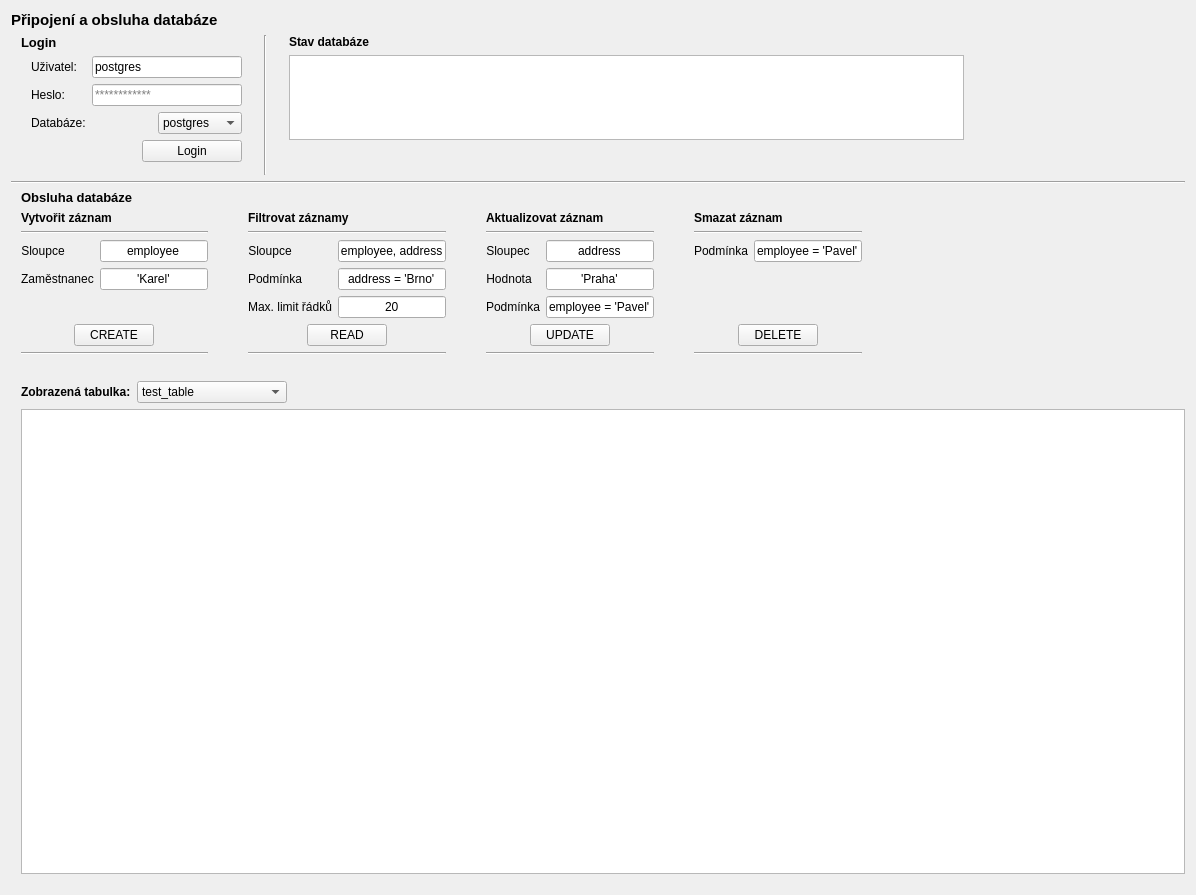
The window that UIs/DatabaseTab.ui (stejskald/Test-Station-QtDesktopApp) describes before a commit, drawn with Qt 5.
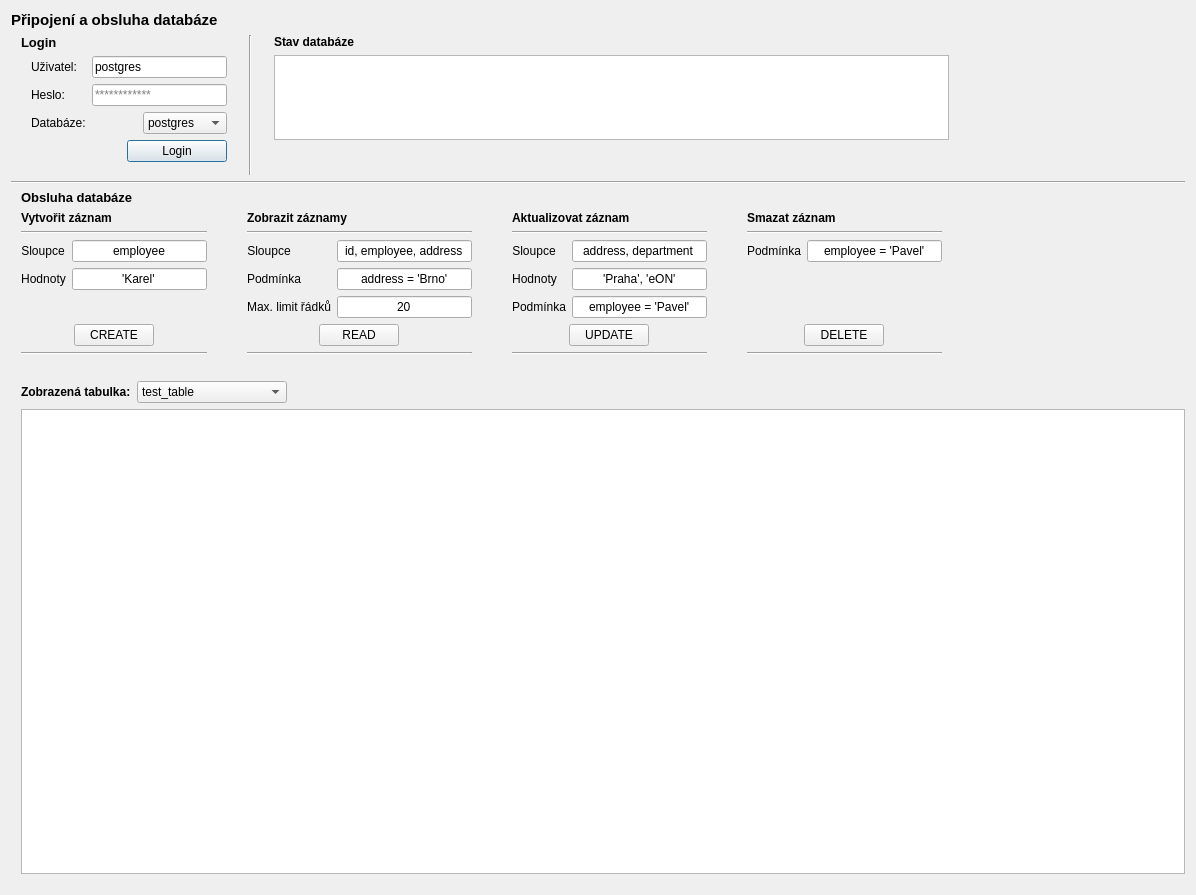
The same window after the commit.

Commit message: Implemented automatic QLineEdit width adjusting

The edit to the form file:
```diff
--- a/UIs/DatabaseTab.ui
+++ b/UIs/DatabaseTab.ui
@@ -99,7 +99,7 @@
            </property>
            <property name="minimumSize">
             <size>
-             <width>150</width>
+             <width>135</width>
              <height>0</height>
             </size>
            </property>
@@ -202,7 +202,7 @@
            </property>
            <property name="minimumSize">
             <size>
-             <width>150</width>
+             <width>135</width>
              <height>0</height>
             </size>
            </property>
@@ -240,7 +240,7 @@
            <property name="text">
             <string>Login</string>
            </property>
-           <property name="autoDefault">
+           <property name="default">
             <bool>true</bool>
            </property>
           </widget>
@@ -423,7 +423,7 @@
         </font>
        </property>
        <property name="text">
-        <string>Filtrovat záznamy</string>
+        <string>Zobrazit záznamy</string>
        </property>
       </widget>
      </item>
@@ -444,7 +444,7 @@
           </sizepolicy>
          </property>
          <property name="text">
-          <string>&lt;html&gt;&lt;head/&gt;&lt;body&gt;&lt;p align=&quot;center&quot;&gt;Sloupec&lt;/p&gt;&lt;/body&gt;&lt;/html&gt;</string>
+          <string>&lt;html&gt;&lt;head/&gt;&lt;body&gt;&lt;p align=&quot;center&quot;&gt;Sloupce&lt;/p&gt;&lt;/body&gt;&lt;/html&gt;</string>
          </property>
          <property name="buddy">
           <cstring>lineEditUpdateColumn</cstring>
@@ -459,6 +459,12 @@
            <verstretch>0</verstretch>
           </sizepolicy>
          </property>
+         <property name="minimumSize">
+          <size>
+           <width>135</width>
+           <height>0</height>
+          </size>
+         </property>
          <property name="maximumSize">
           <size>
            <width>175</width>
@@ -466,11 +472,14 @@
           </size>
          </property>
          <property name="text">
-          <string>address</string>
+          <string>address, department</string>
          </property>
          <property name="alignment">
           <set>Qt::AlignCenter</set>
          </property>
+         <property name="placeholderText">
+          <string>sloupec1, sloupec2...</string>
+         </property>
         </widget>
        </item>
        <item row="2" column="0">
@@ -482,7 +491,7 @@
           </sizepolicy>
          </property>
          <property name="text">
-          <string>&lt;html&gt;&lt;head/&gt;&lt;body&gt;&lt;p align=&quot;center&quot;&gt;Hodnota&lt;/p&gt;&lt;/body&gt;&lt;/html&gt;</string>
+          <string>&lt;html&gt;&lt;head/&gt;&lt;body&gt;&lt;p align=&quot;center&quot;&gt;Hodnoty&lt;/p&gt;&lt;/body&gt;&lt;/html&gt;</string>
          </property>
          <property name="buddy">
           <cstring>lineEditUpdateValue</cstring>
@@ -497,6 +506,12 @@
            <verstretch>0</verstretch>
           </sizepolicy>
          </property>
+         <property name="minimumSize">
+          <size>
+           <width>135</width>
+           <height>0</height>
+          </size>
+         </property>
          <property name="maximumSize">
           <size>
            <width>175</width>
@@ -510,11 +525,14 @@
           <enum>Qt::RightToLeft</enum>
          </property>
          <property name="text">
-          <string>'Praha'</string>
+          <string>'Praha', 'eON'</string>
          </property>
          <property name="alignment">
           <set>Qt::AlignCenter</set>
          </property>
+         <property name="placeholderText">
+          <string>'hodnota1', 'hodnota2'...</string>
+         </property>
         </widget>
        </item>
        <item row="3" column="0">
@@ -541,6 +559,12 @@
            <verstretch>0</verstretch>
           </sizepolicy>
          </property>
+         <property name="minimumSize">
+          <size>
+           <width>135</width>
+           <height>0</height>
+          </size>
+         </property>
          <property name="maximumSize">
           <size>
            <width>175</width>
@@ -560,7 +584,7 @@
           <set>Qt::AlignCenter</set>
          </property>
          <property name="placeholderText">
-          <string>sloupec = hodnota</string>
+          <string>sloupec = 'hodnota'</string>
          </property>
         </widget>
        </item>
@@ -624,6 +648,12 @@
            <verstretch>0</verstretch>
           </sizepolicy>
          </property>
+         <property name="minimumSize">
+          <size>
+           <width>135</width>
+           <height>0</height>
+          </size>
+         </property>
          <property name="maximumSize">
           <size>
            <width>175</width>
@@ -643,7 +673,7 @@
           <set>Qt::AlignCenter</set>
          </property>
          <property name="placeholderText">
-          <string>sloupec = hodnota</string>
+          <string>sloupec = 'hodnota'</string>
          </property>
         </widget>
        </item>
@@ -673,13 +703,13 @@
          </property>
          <property name="minimumSize">
           <size>
-           <width>91</width>
+           <width>135</width>
            <height>0</height>
           </size>
          </property>
          <property name="maximumSize">
           <size>
-           <width>16777215</width>
+           <width>175</width>
            <height>16777215</height>
           </size>
          </property>
@@ -722,6 +752,12 @@
            <verstretch>0</verstretch>
           </sizepolicy>
          </property>
+         <property name="minimumSize">
+          <size>
+           <width>135</width>
+           <height>0</height>
+          </size>
+         </property>
          <property name="maximumSize">
           <size>
            <width>175</width>
@@ -738,7 +774,7 @@
           <set>Qt::AlignCenter</set>
          </property>
          <property name="placeholderText">
-          <string/>
+          <string>sloupec1, sloupec2...</string>
          </property>
         </widget>
        </item>
@@ -776,6 +812,12 @@
            <verstretch>0</verstretch>
           </sizepolicy>
          </property>
+         <property name="minimumSize">
+          <size>
+           <width>135</width>
+           <height>0</height>
+          </size>
+         </property>
          <property name="maximumSize">
           <size>
            <width>175</width>
@@ -792,7 +834,7 @@
           <set>Qt::AlignCenter</set>
          </property>
          <property name="placeholderText">
-          <string>sloupec = hodnota</string>
+          <string>sloupec = 'hodnota'</string>
          </property>
         </widget>
        </item>
@@ -832,7 +874,7 @@
           <string>hard-coded</string>
          </property>
          <property name="text">
-          <string>&lt;html&gt;&lt;head/&gt;&lt;body&gt;&lt;p align=&quot;center&quot;&gt;Zaměstnanec&lt;/p&gt;&lt;/body&gt;&lt;/html&gt;</string>
+          <string>&lt;html&gt;&lt;head/&gt;&lt;body&gt;&lt;p align=&quot;center&quot;&gt;Hodnoty&lt;/p&gt;&lt;/body&gt;&lt;/html&gt;</string>
          </property>
          <property name="buddy">
           <cstring>lineEditCreateName</cstring>
@@ -847,6 +889,12 @@
            <verstretch>0</verstretch>
           </sizepolicy>
          </property>
+         <property name="minimumSize">
+          <size>
+           <width>135</width>
+           <height>0</height>
+          </size>
+         </property>
          <property name="maximumSize">
           <size>
            <width>175</width>
@@ -863,7 +911,7 @@
           <set>Qt::AlignCenter</set>
          </property>
          <property name="placeholderText">
-          <string>'Jméno'</string>
+          <string>'hodnota1', 'hodnota2'...</string>
          </property>
         </widget>
        </item>
@@ -891,6 +939,12 @@
            <verstretch>0</verstretch>
           </sizepolicy>
          </property>
+         <property name="minimumSize">
+          <size>
+           <width>135</width>
+           <height>0</height>
+          </size>
+         </property>
          <property name="maximumSize">
           <size>
            <width>175</width>
@@ -907,7 +961,7 @@
           <set>Qt::AlignCenter</set>
          </property>
          <property name="placeholderText">
-          <string/>
+          <string>sloupec1, sloupec2...</string>
          </property>
         </widget>
        </item>
```
Left out of the diff: 40 changed lines with no effect on the pictures. The commit also changes 4 other files.
